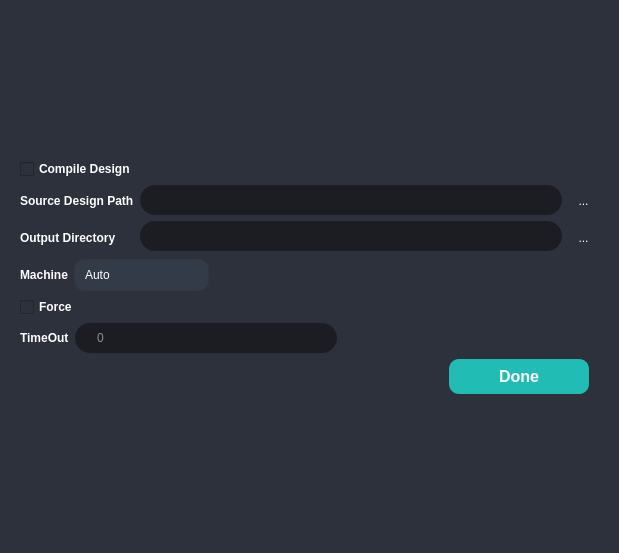
The window that src/frontend/UiFiles/CompilationConfig.ui (bassant-hisham/Anomalies-Tracker-Siemens-Academy) describes before a commit, drawn with Qt 5.
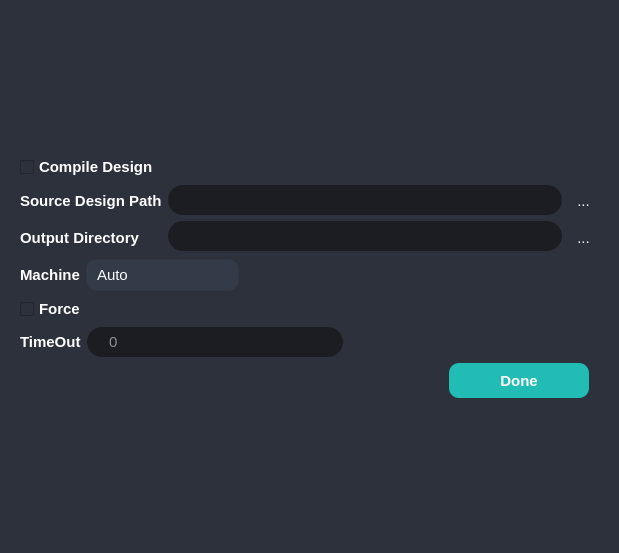
The same window after the commit. Icons and pictures are not drawn.

What changed in the file:
```diff
--- a/src/frontend/UiFiles/CompilationConfig.ui
+++ b/src/frontend/UiFiles/CompilationConfig.ui
@@ -17,6 +17,8 @@
    <string notr="true">QWidget{
 	background-color: rgb(44, 49, 59);
 	color: white;
+	font-size: 11pt;
+
 }
 
 #MainWindow, #scrollAreaWidgetContents{
@@ -135,6 +137,7 @@
          <widget class="QCheckBox" name="CompileDesign_checkBox">
           <property name="font">
            <font>
+            <pointsize>11</pointsize>
             <bold>true</bold>
            </font>
           </property>
@@ -154,6 +157,7 @@
              <widget class="QLabel" name="Source_label">
               <property name="font">
                <font>
+                <pointsize>11</pointsize>
                 <bold>true</bold>
                </font>
               </property>
@@ -170,6 +174,7 @@
              <widget class="QLabel" name="Output_label">
               <property name="font">
                <font>
+                <pointsize>11</pointsize>
                 <bold>true</bold>
                </font>
               </property>
@@ -220,6 +225,7 @@
            <widget class="QLabel" name="Machine_label">
             <property name="font">
              <font>
+              <pointsize>11</pointsize>
               <bold>true</bold>
              </font>
             </property>
@@ -274,6 +280,7 @@
          <widget class="QCheckBox" name="Force_checkBox">
           <property name="font">
            <font>
+            <pointsize>11</pointsize>
             <bold>true</bold>
            </font>
           </property>
@@ -291,6 +298,7 @@
            <widget class="QLabel" name="Timeout_label">
             <property name="font">
              <font>
+              <pointsize>11</pointsize>
               <bold>true</bold>
              </font>
             </property>
@@ -349,7 +357,7 @@
             </property>
             <property name="font">
              <font>
-              <pointsize>12</pointsize>
+              <pointsize>11</pointsize>
               <bold>true</bold>
              </font>
             </property>
```
